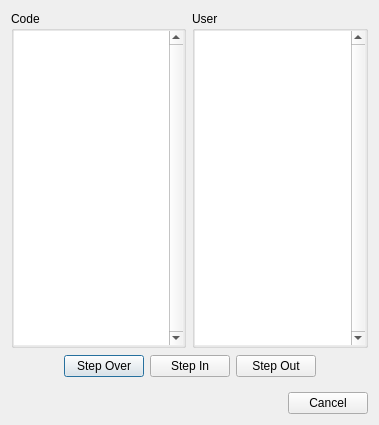
Old version of the form debugdialog.ui in the repository ldraconus/HSCCU.
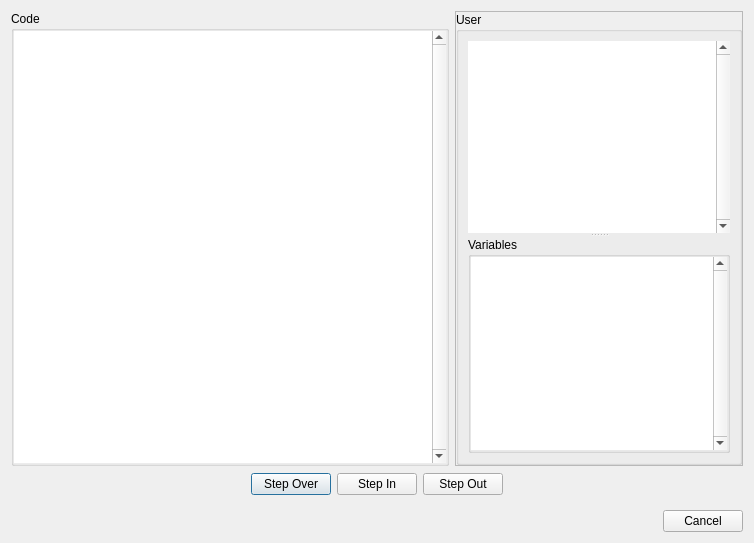
New version of the form.

```diff
--- a/debugdialog.ui
+++ b/debugdialog.ui
@@ -6,8 +6,8 @@
    <rect>
     <x>0</x>
     <y>0</y>
-    <width>379</width>
-    <height>425</height>
+    <width>754</width>
+    <height>543</height>
    </rect>
   </property>
   <property name="windowTitle">
@@ -94,11 +94,14 @@
        </widget>
       </item>
       <item>
-       <widget class="QGroupBox" name="userGroupBox">
-        <property name="title">
-         <string>User</string>
+       <widget class="QFrame" name="frame_3">
+        <property name="frameShape">
+         <enum>QFrame::Shape::StyledPanel</enum>
         </property>
-        <layout class="QVBoxLayout" name="verticalLayout_3">
+        <property name="frameShadow">
+         <enum>QFrame::Shadow::Raised</enum>
+        </property>
+        <layout class="QVBoxLayout" name="verticalLayout_4">
          <property name="leftMargin">
           <number>0</number>
          </property>
@@ -112,22 +115,118 @@
           <number>0</number>
          </property>
          <item>
-          <widget class="QListWidget" name="userLstWidget">
-           <property name="frameShape">
-            <enum>QFrame::Shape::NoFrame</enum>
+          <widget class="QGroupBox" name="userGroupBox">
+           <property name="title">
+            <string>User</string>
            </property>
-           <property name="frameShadow">
-            <enum>QFrame::Shadow::Plain</enum>
-           </property>
-           <property name="verticalScrollBarPolicy">
-            <enum>Qt::ScrollBarPolicy::ScrollBarAlwaysOn</enum>
-           </property>
-           <property name="horizontalScrollBarPolicy">
-            <enum>Qt::ScrollBarPolicy::ScrollBarAlwaysOff</enum>
-           </property>
-           <property name="selectionMode">
-            <enum>QAbstractItemView::SelectionMode::NoSelection</enum>
-           </property>
+           <layout class="QVBoxLayout" name="verticalLayout_3">
+            <item>
+             <widget class="QSplitter" name="splitter">
+              <property name="orientation">
+               <enum>Qt::Orientation::Vertical</enum>
+              </property>
+              <widget class="QListWidget" name="userLstWidget">
+               <property name="styleSheet">
+                <string notr="true">QListWidget::item:selected { 
+    background-color: #777777; 
+    color: white;
+}</string>
+               </property>
+               <property name="frameShape">
+                <enum>QFrame::Shape::NoFrame</enum>
+               </property>
+               <property name="frameShadow">
+                <enum>QFrame::Shadow::Plain</enum>
+               </property>
+               <property name="verticalScrollBarPolicy">
+                <enum>Qt::ScrollBarPolicy::ScrollBarAlwaysOn</enum>
+               </property>
+               <property name="horizontalScrollBarPolicy">
+                <enum>Qt::ScrollBarPolicy::ScrollBarAlwaysOff</enum>
+               </property>
+               <property name="selectionMode">
+                <enum>QAbstractItemView::SelectionMode::NoSelection</enum>
+               </property>
+              </widget>
+              <widget class="QGroupBox" name="variableGroupBox">
+               <property name="title">
+                <string>Variables</string>
+               </property>
+               <layout class="QVBoxLayout" name="verticalLayout_5">
+                <property name="leftMargin">
+                 <number>0</number>
+                </property>
+                <property name="topMargin">
+                 <number>0</number>
+                </property>
+                <property name="rightMargin">
+                 <number>0</number>
+                </property>
+                <property name="bottomMargin">
+                 <number>0</number>
+                </property>
+                <item>
+                 <widget class="QTableWidget" name="variableTableWidget">
+                  <property name="styleSheet">
+                   <string notr="true">QTableWidget::item:selected { \n    background-color: #777777; \n    color: white;\n}</string>
+                  </property>
+                  <property name="frameShape">
+                   <enum>QFrame::Shape::NoFrame</enum>
+                  </property>
+                  <property name="frameShadow">
+                   <enum>QFrame::Shadow::Plain</enum>
+                  </property>
+                  <property name="lineWidth">
+                   <number>0</number>
+                  </property>
+                  <property name="verticalScrollBarPolicy">
+                   <enum>Qt::ScrollBarPolicy::ScrollBarAlwaysOn</enum>
+                  </property>
+                  <property name="editTriggers">
+                   <set>QAbstractItemView::EditTrigger::NoEditTriggers</set>
+                  </property>
+                  <property name="tabKeyNavigation">
+                   <bool>false</bool>
+                  </property>
+                  <property name="showDropIndicator" stdset="0">
+                   <bool>false</bool>
+                  </property>
+                  <property name="dragDropOverwriteMode">
+                   <bool>false</bool>
+                  </property>
+                  <property name="selectionMode">
+                   <enum>QAbstractItemView::SelectionMode::NoSelection</enum>
+                  </property>
+                  <property name="selectionBehavior">
+                   <enum>QAbstractItemView::SelectionBehavior::SelectRows</enum>
+                  </property>
+                  <property name="showGrid">
+                   <bool>false</bool>
+                  </property>
+                  <property name="wordWrap">
+                   <bool>false</bool>
+                  </property>
+                  <property name="columnCount">
+                   <number>2</number>
+                  </property>
+                  <property name="supportedDragActions">
+                   <set>Qt::DropAction::IgnoreAction</set>
+                  </property>
+                  <attribute name="horizontalHeaderVisible">
+                   <bool>false</bool>
+                  </attribute>
+                  <attribute name="horizontalHeaderStretchLastSection">
+                   <bool>true</bool>
+                  </attribute>
+                  <column/>
+                  <column/>
+                 </widget>
+                </item>
+               </layout>
+              </widget>
+             </widget>
+            </item>
+           </layout>
           </widget>
          </item>
         </layout>
```
